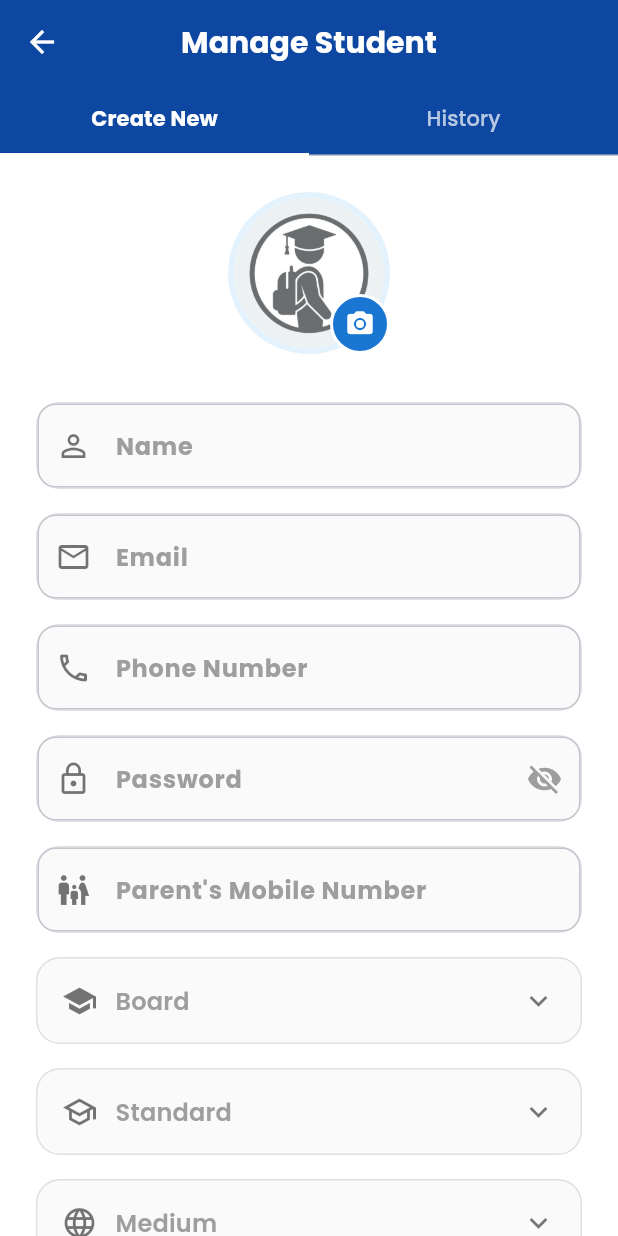
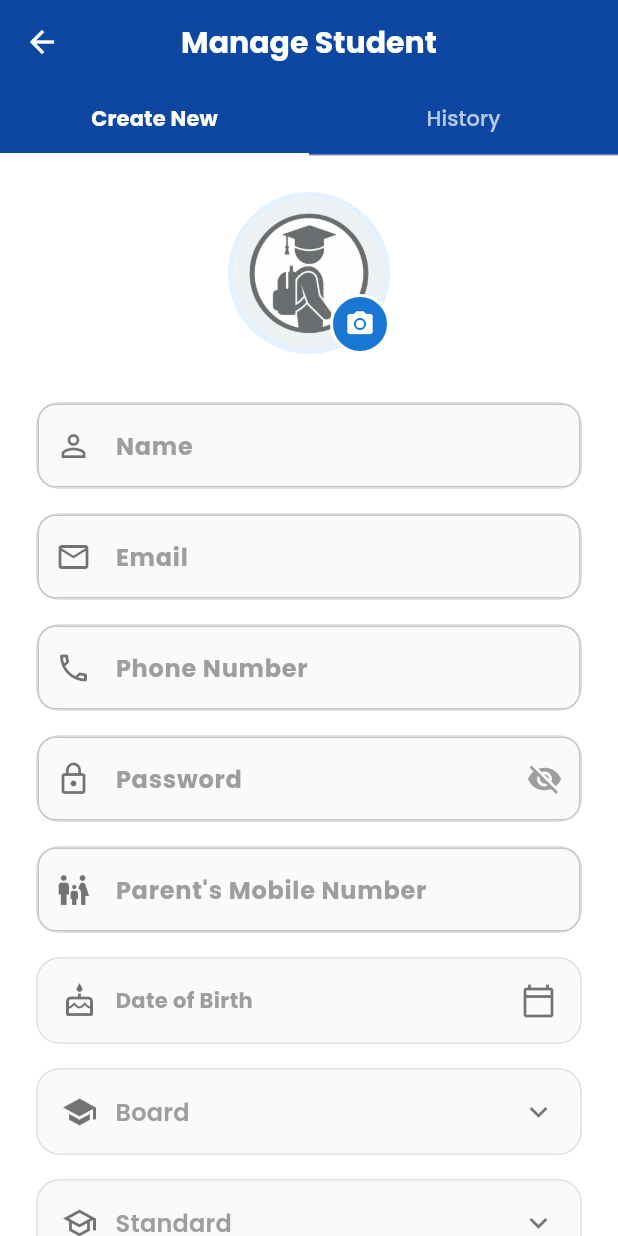
Before and after one commit to Ishan2506/dm_bhatt_classes_assistant, a Flutter app: the AddStudentScreen screen opened directly, on a phone screen of 412 x 824 dp. Run offline on Flutter 3.47's test engine with Material 3 defaults, Android fonts, the light colour scheme and no system bars; our stand-ins replace bloc, connectivity_plus, equatable, file_picker, fl_chart, google_fonts and 11 more; missing offline and left inert: excel, syncfusion_flutter_pdf, universal_html; accounts and stored records are empty; network calls fail.

Commit message:
Added DOB field in AddStudent and import students

```diff
--- a/lib/network/api_service.dart
+++ b/lib/network/api_service.dart
@@ -11,7 +11,7 @@ import 'package:shared_preferences/shared_preferences.dart';
 import 'package:dm_bhatt_classes_new/screen/authentication/login_screen.dart';
 
 class ApiService {
-  static const String baseUrl = "http://103.212.121.139:5000/api";
+  static const String baseUrl = "http://localhost:9657/api";
 
   /// Helper to get the full URL for a file (image, pdf, etc.)
   static String getFileUrl(String? url) {
@@ -236,6 +236,7 @@ class ApiService {
     String? stream,
     required String state,
     required String city,
+    String? dob,
     String? address,
     String? schoolName,
     File? imageFile,
@@ -255,6 +256,7 @@ class ApiService {
     if (stream != null) request.fields['stream'] = stream;
     request.fields['state'] = state;
     request.fields['city'] = city;
+    if (dob != null && dob.isNotEmpty) request.fields['dob'] = dob;
     request.fields['address'] = address ?? "";
     request.fields['schoolName'] = schoolName ?? "";
 
@@ -288,6 +290,7 @@ class ApiService {
     String? stream,
     String? state,
     String? city,
+    String? dob,
     String? address,
     String? schoolName,
     File? imageFile,
@@ -307,6 +310,7 @@ class ApiService {
     if (stream != null) request.fields['stream'] = stream;
     if (state != null) request.fields['state'] = state;
     if (city != null) request.fields['city'] = city;
+    if (dob != null && dob.isNotEmpty) request.fields['dob'] = dob;
     if (address != null) request.fields['address'] = address;
     if (schoolName != null) request.fields['schoolName'] = schoolName;
 
--- a/lib/screen/admin/add_student_screen.dart
+++ b/lib/screen/admin/add_student_screen.dart
@@ -9,6 +9,7 @@ import 'package:http/http.dart' as http;
 import 'package:image_picker/image_picker.dart';
 import 'dart:convert';
 import 'package:dm_bhatt_classes_new/utils/academic_constants.dart';
+import 'package:intl/intl.dart';
 
 class AddStudentScreen extends StatefulWidget {
   const AddStudentScreen({super.key});
@@ -44,6 +45,7 @@ class _AddStudentScreenState extends State<AddStudentScreen> with SingleTickerPr
   String? _selectedStream;
   String? _selectedState;
   String? _selectedCity;
+  DateTime? _selectedDob;
 
   File? _imageFile;
   final ImagePicker _picker = ImagePicker();
@@ -134,6 +136,7 @@ class _AddStudentScreenState extends State<AddStudentScreen> with SingleTickerPr
                 stream: _selectedStream,
                 state: _selectedState,
                 city: _selectedCity ?? "",
+                dob: _selectedDob == null ? null : DateFormat('yyyy-MM-dd').format(_selectedDob!),
                 imageFile: _imageFile,
              );
 
@@ -163,6 +166,7 @@ class _AddStudentScreenState extends State<AddStudentScreen> with SingleTickerPr
                 stream: _selectedStream,
                 state: _selectedState ?? "Gujarat",
                 city: _selectedCity ?? "",
+                dob: _selectedDob == null ? null : DateFormat('yyyy-MM-dd').format(_selectedDob!),
                 imageFile: _imageFile,
               );
 
@@ -204,6 +208,7 @@ class _AddStudentScreenState extends State<AddStudentScreen> with SingleTickerPr
 
        _selectedState = item['state'];
        _selectedCity = item['city'] != null && _selectedState != null && _stateCityMap[_selectedState!] != null && _stateCityMap[_selectedState!]!.contains(item['city']) ? item['city'] : null;
+       _selectedDob = _parseDob(item['dob']);
 
        // Image and Password resets
        _imageFile = null;
@@ -311,7 +316,34 @@ class _AddStudentScreenState extends State<AddStudentScreen> with SingleTickerPr
       _editingId = null;
       _selectedState = null;
       _selectedCity = null;
+      _selectedDob = null;
     });
+  }
+
+  Future<void> _pickDob() async {
+    final picked = await showDatePicker(
+      context: context,
+      initialDate: _selectedDob ?? DateTime.now().subtract(const Duration(days: 365 * 12)),
+      firstDate: DateTime(1900),
+      lastDate: DateTime.now(),
+    );
+
+    if (picked != null) {
+      setState(() {
+        _selectedDob = picked;
+      });
+    }
+  }
+
+  DateTime? _parseDob(dynamic value) {
+    if (value == null || value.toString().trim().isEmpty) return null;
+
+    try {
+      if (value is DateTime) return value;
+      if (value is String) return DateTime.parse(value);
+    } catch (_) {}
+
+    return null;
   }
 
   @override
@@ -435,6 +467,14 @@ class _AddStudentScreenState extends State<AddStudentScreen> with SingleTickerPr
                       inputType: TextInputType.phone,
                       inputFormatters: [FilteringTextInputFormatter.digitsOnly, LengthLimitingTextInputFormatter(10)],
                        validator: (val) => (val != null && val.isNotEmpty && val.length != 10) ? "Invalid phone" : null,
+                    ),
+                    const SizedBox(height: 16),
+
+                    _buildDateField(
+                      hint: "Date of Birth",
+                      icon: Icons.cake_outlined,
+                      value: _selectedDob == null ? null : DateFormat('dd/MM/yyyy').format(_selectedDob!),
+                      onTap: _pickDob,
                     ),
                     const SizedBox(height: 16),
 
@@ -776,6 +816,41 @@ class _AddStudentScreenState extends State<AddStudentScreen> with SingleTickerPr
     );
   }
 
+  Widget _buildDateField({
+    required String hint,
+    required IconData icon,
+    required VoidCallback onTap,
+    String? value,
+  }) {
+    return GestureDetector(
+      onTap: onTap,
+      child: Container(
+        decoration: BoxDecoration(
+          color: Colors.grey.shade50,
+          borderRadius: BorderRadius.circular(16),
+          border: Border.all(color: Colors.grey.shade300),
+        ),
+        padding: const EdgeInsets.symmetric(horizontal: 16, vertical: 16),
+        child: Row(
+          children: [
+            Icon(icon, color: Colors.black54),
+            const SizedBox(width: 12),
+            Expanded(
+              child: Text(
+                value ?? hint,
+                style: GoogleFonts.poppins(
+                  color: value == null ? Colors.grey : Colors.black,
+                  fontWeight: FontWeight.bold,
+                ),
+              ),
+            ),
+            const Icon(Icons.calendar_today_outlined, color: Colors.black54),
+          ],
+        ),
+      ),
+    );
+  }
+
   Widget _buildDropdown({
     required String hint,
     required IconData icon,
--- a/lib/screen/admin/import_students_screen.dart
+++ b/lib/screen/admin/import_students_screen.dart
@@ -123,6 +123,7 @@ class _AdminImportStudentsScreenState extends State<AdminImportStudentsScreen> {
       "Stream",
       "State",
       "City",
+      "DOB",
       "Address",
       "School Name"
     ];
```
